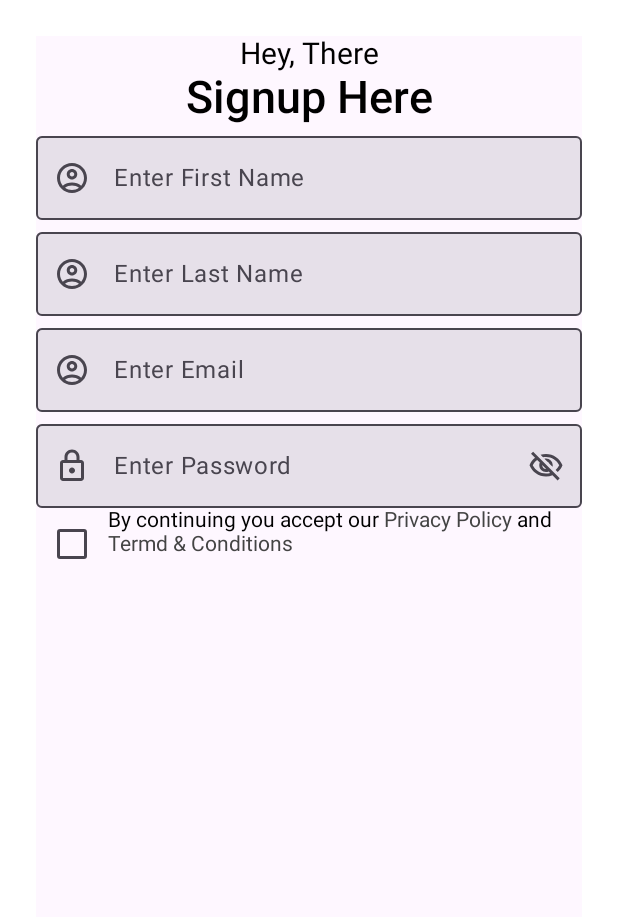
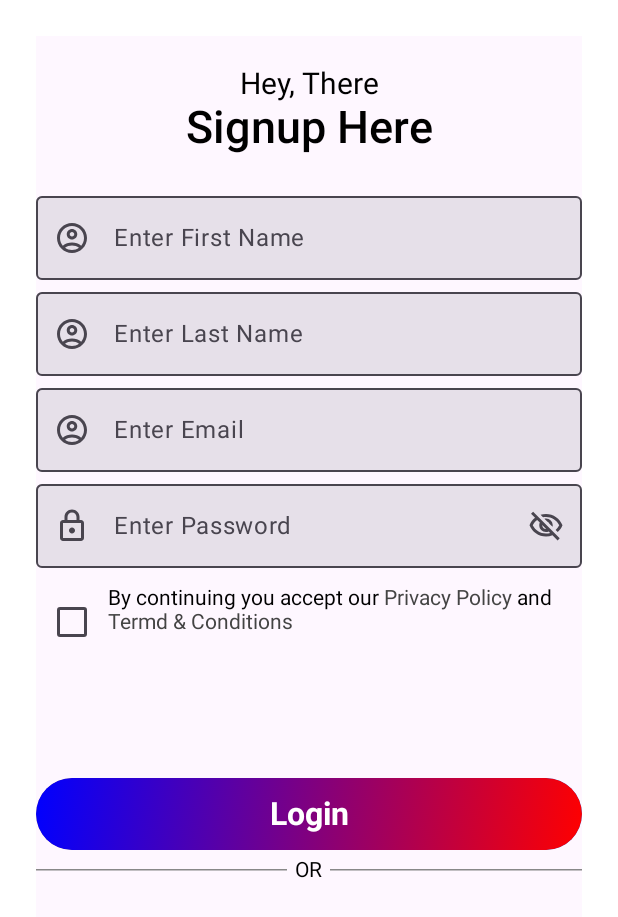
Before and after one commit to biyyalac/UserManagement, an Android app built with Jetpack Compose: the screen it shows after launch (MainActivity), on a phone screen of 412 x 824 dp. Shown: the top 917 px of the screen. Run offline under Robolectric (Android 15) with nearby library versions, the phone set to English and light mode, and no system bars.

Commit message:
Added Login button & Divider component

```diff
--- a/app/src/main/java/com/example/composeloginregistration/components/AppComponents.kt
+++ b/app/src/main/java/com/example/composeloginregistration/components/AppComponents.kt
@@ -1,10 +1,25 @@
 package com.example.composeloginregistration.components
 
+import androidx.compose.foundation.background
+import androidx.compose.foundation.layout.Box
+import androidx.compose.foundation.layout.PaddingValues
+import androidx.compose.foundation.layout.Row
 import androidx.compose.foundation.layout.fillMaxWidth
+import androidx.compose.foundation.layout.height
 import androidx.compose.foundation.layout.heightIn
+import androidx.compose.foundation.layout.padding
+import androidx.compose.foundation.layout.width
+import androidx.compose.foundation.shape.RoundedCornerShape
+import androidx.compose.material3.Button
+import androidx.compose.material3.DividerDefaults
+import androidx.compose.material3.HorizontalDivider
 import androidx.compose.material3.Text
+import androidx.compose.material3.TextField
+import androidx.compose.material3.VerticalDivider
 import androidx.compose.runtime.Composable
+import androidx.compose.ui.Alignment
 import androidx.compose.ui.Modifier
+import androidx.compose.ui.graphics.Brush
 import androidx.compose.ui.graphics.Color
 import androidx.compose.ui.text.TextStyle
 import androidx.compose.ui.text.font.FontWeight
@@ -12,14 +27,43 @@ import androidx.compose.ui.text.style.TextAlign
 import androidx.compose.ui.tooling.preview.Preview
 import androidx.compose.ui.unit.TextUnit
 import androidx.compose.ui.unit.TextUnitType
+import androidx.compose.ui.unit.dp
 import androidx.compose.ui.unit.sp
 
 
 @Preview
 @Composable
+fun LoginButtonComponent(value:String="Login") {
+    Button(onClick = {}, modifier = Modifier
+        .fillMaxWidth()
+        .heightIn(48.dp)
+        .background(Color.Transparent)
+        .padding(0.dp),
+        contentPadding = PaddingValues()
+    ) {
+        Box(modifier = Modifier
+            .fillMaxWidth()
+            .heightIn(48.dp)
+            .background(
+                Brush.linearGradient(listOf(Color.Blue, Color.Red)),
+                shape = RoundedCornerShape(30.dp),
+
+                ),
+            contentAlignment = Alignment.Center
+        ){
+            Text(value,
+                style = TextStyle(fontSize = 21.sp),
+                fontWeight = FontWeight.Bold)
+        }
+    }
+}
+@Preview
+@Composable
 fun NormalTextComponent(text:String="") {
     Text(text,
-        modifier = Modifier.heightIn().fillMaxWidth(),
+        modifier = Modifier
+            .heightIn()
+            .fillMaxWidth(),
         style = TextStyle(
             color = Color.Black,
             fontSize = 20.sp,
@@ -34,7 +78,9 @@ fun NormalTextComponent(text:String="") {
 @Composable
 fun HeaderTextComponent(text:String="") {
     Text(text,
-        modifier = Modifier.heightIn().fillMaxWidth(),
+        modifier = Modifier
+            .heightIn()
+            .fillMaxWidth(),
         style = TextStyle(
             color = Color.Black,
             fontSize = 30.sp,
@@ -44,3 +90,17 @@ fun HeaderTextComponent(text:String="") {
         )
     )
 }
+
+
+@Preview(showBackground = true)
+@Composable
+fun DividerComponent() {
+    Row(modifier = Modifier
+        .fillMaxWidth(),verticalAlignment = Alignment.CenterVertically) {
+
+        HorizontalDivider(modifier = Modifier.fillMaxWidth().weight(1f), thickness = DividerDefaults.Thickness, color = Color.Gray)
+        Text("OR", style = TextStyle(color = Color.Black, fontSize = 14.sp), modifier = Modifier.padding(5.dp))
+        HorizontalDivider(modifier = Modifier.fillMaxWidth().weight(1f), thickness = DividerDefaults.Thickness, color = Color.Gray)
+
+    }
+}
--- a/app/src/main/java/com/example/composeloginregistration/navigation/BackButtonHandler.kt
+++ b/app/src/main/java/com/example/composeloginregistration/navigation/BackButtonHandler.kt
@@ -15,7 +15,6 @@ import androidx.compose.ui.platform.LocalLifecycleOwner
 import androidx.core.view.KeyEventDispatcher.Component
 
 val LocalOnBackPressedDispatcher=staticCompositionLocalOf<OnBackPressedDispatcherOwner?> {null
-
 }
 
 class ComposableBackNavigationHandler(enabled: Boolean): OnBackPressedCallback(enabled) {
--- a/app/src/main/java/com/example/composeloginregistration/screens/SignUpScreen.kt
+++ b/app/src/main/java/com/example/composeloginregistration/screens/SignUpScreen.kt
@@ -2,14 +2,20 @@ package com.example.composeloginregistration.screens
 
 import android.widget.Toast
 import androidx.compose.foundation.background
+import androidx.compose.foundation.layout.Arrangement
+import androidx.compose.foundation.layout.Box
 import androidx.compose.foundation.layout.Column
+import androidx.compose.foundation.layout.Row
+import androidx.compose.foundation.layout.Spacer
 import androidx.compose.foundation.layout.fillMaxSize
+import androidx.compose.foundation.layout.heightIn
 import androidx.compose.foundation.layout.padding
 import androidx.compose.material.icons.Icons
 import androidx.compose.material.icons.outlined.AccountCircle
 import androidx.compose.material.icons.outlined.Lock
 import androidx.compose.material3.Surface
 import androidx.compose.runtime.Composable
+import androidx.compose.ui.Alignment
 import androidx.compose.ui.Modifier
 import androidx.compose.ui.graphics.Color
 import androidx.compose.ui.platform.LocalContext
@@ -18,7 +24,9 @@ import androidx.compose.ui.unit.dp
 import com.example.composeloginregistration.navigation.AppRouter
 import com.example.composeloginregistration.navigation.Screen
 import com.example.composeloginregistration.components.CheckBoxComponent
+import com.example.composeloginregistration.components.DividerComponent
 import com.example.composeloginregistration.components.HeaderTextComponent
+import com.example.composeloginregistration.components.LoginButtonComponent
 import com.example.composeloginregistration.components.MyTextField
 import com.example.composeloginregistration.components.NormalTextComponent
 import com.example.composeloginregistration.components.PasswordTextField
@@ -29,43 +37,58 @@ fun SignUpScreen(){
     val ctxt= LocalContext.current
     Surface(
         modifier = Modifier
-            .fillMaxSize().
-                background(color = Color.White)
+            .fillMaxSize()
+            .background(color = Color.White)
             .padding(24.dp)
     ) {
+        Box {
             Column {
+                Spacer(modifier = Modifier.heightIn(20.dp))
                 NormalTextComponent("Hey, There")
                 HeaderTextComponent("Signup Here")
-            MyTextField("Enter First Name",
+                Spacer(modifier = Modifier.heightIn(20.dp))
+                MyTextField(
+                    "Enter First Name",
                     onTextChange = {
                         Toast.makeText(ctxt, it, Toast.LENGTH_SHORT).show()
                     },
                     Icons.Outlined.AccountCircle
                 )
 
-            MyTextField("Enter Last Name",
+                MyTextField(
+                    "Enter Last Name",
                     onTextChange = {
                         Toast.makeText(ctxt, it, Toast.LENGTH_SHORT).show()
                     },
                     Icons.Outlined.AccountCircle
                 )
-            MyTextField("Enter Email",
+                MyTextField(
+                    "Enter Email",
                     onTextChange = {
                         Toast.makeText(ctxt, it, Toast.LENGTH_SHORT).show()
                     },
                     Icons.Outlined.AccountCircle
                 )
 
-            PasswordTextField("Enter Password",
+                PasswordTextField(
+                    "Enter Password",
                     /* onTextChange = {
                          // Toast.makeText(ctxt, it, Toast.LENGTH_SHORT).show()
                      },*/
                     Icons.Outlined.Lock
 
                 )
+                Spacer(modifier = Modifier.heightIn(12.dp))
                 CheckBoxComponent(onTextClicked = {
                     AppRouter.navigateTo(Screen.termsAndConditionsScreen)
                 })
+                Spacer(modifier = Modifier.heightIn(80.dp))
+                LoginButtonComponent("Login")
+
+                 DividerComponent()
+
+
             }
         }
     }
+}
--- a/app/src/main/java/com/example/composeloginregistration/screens/TermsAndConditionScreen.kt
+++ b/app/src/main/java/com/example/composeloginregistration/screens/TermsAndConditionScreen.kt
@@ -1,6 +1,7 @@
 package com.example.composeloginregistration.screens
 
 import androidx.compose.foundation.background
+import androidx.compose.foundation.layout.Column
 import androidx.compose.foundation.layout.fillMaxSize
 import androidx.compose.foundation.layout.padding
 import androidx.compose.material3.Surface
@@ -8,6 +9,7 @@ import androidx.compose.runtime.Composable
 import androidx.compose.ui.Modifier
 import androidx.compose.ui.graphics.Color
 import androidx.compose.ui.unit.dp
+import com.example.composeloginregistration.components.HeaderTextComponent
 import com.example.composeloginregistration.navigation.AppRouter
 import com.example.composeloginregistration.navigation.Screen
 import com.example.composeloginregistration.navigation.SystemBackButtonHandler
@@ -20,6 +22,9 @@ fun TermsAndConditionsScreen() {
         background(color = Color.White)
             .padding(24.dp)
     ) {
+        Column {
+            HeaderTextComponent("Test")
+        }
 
         SystemBackButtonHandler{
             AppRouter.navigateTo(Screen.SignUpScreen)
```
Lines whose indentation alone changed are shown as unchanged.
